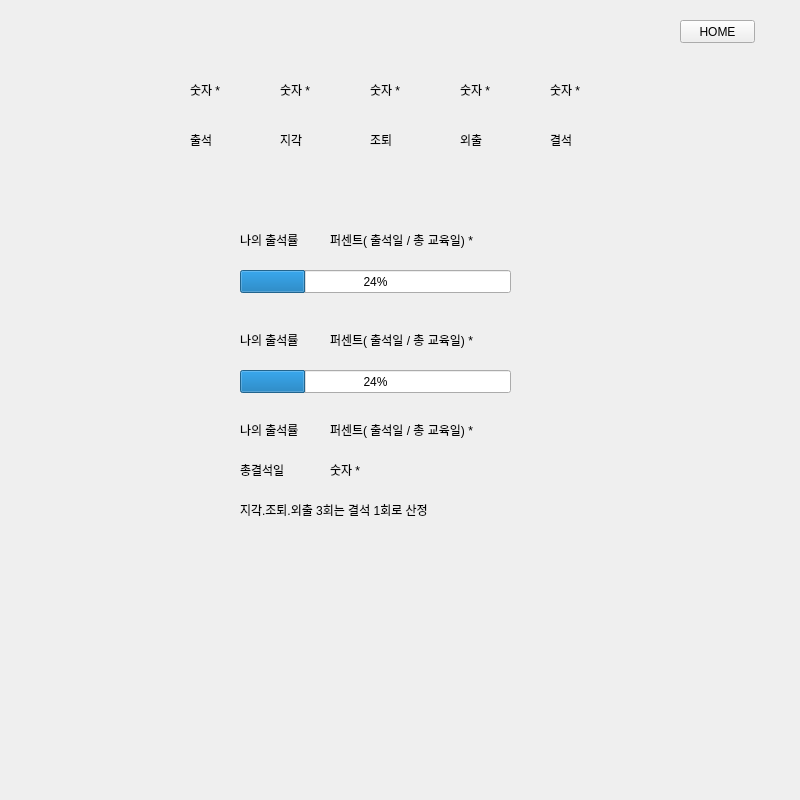
jungyeonwoo265/BeaCon, file user.ui: the form before one commit.
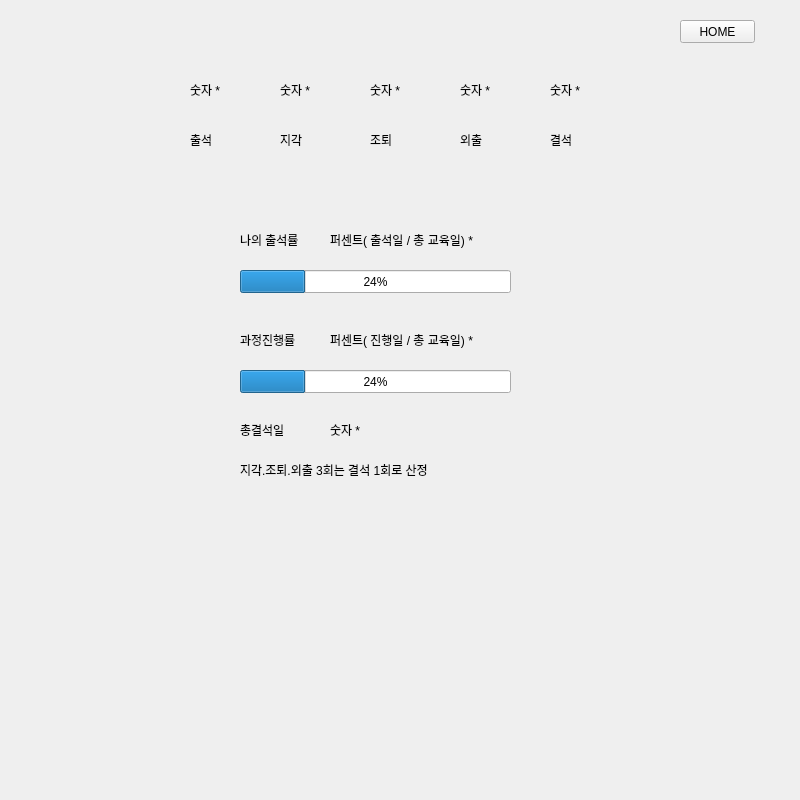
The form after the commit. The open tabs and pages were chosen to show the change.

Patch:
```diff
--- a/user.ui
+++ b/user.ui
@@ -619,7 +619,7 @@
       </rect>
      </property>
      <property name="text">
-      <string>퍼센트( 출석일 / 총 교육일) *</string>
+      <string>퍼센트( 진행일 / 총 교육일) *</string>
      </property>
     </widget>
     <widget class="QLabel" name="label_35">
@@ -632,7 +632,7 @@
       </rect>
      </property>
      <property name="text">
-      <string>나의 출석률</string>
+      <string>과정진행률</string>
      </property>
     </widget>
     <widget class="QProgressBar" name="progressBar_2">
@@ -648,37 +648,11 @@
       <number>24</number>
      </property>
     </widget>
-    <widget class="QLabel" name="label_36">
-     <property name="geometry">
-      <rect>
-       <x>240</x>
-       <y>420</y>
-       <width>70</width>
-       <height>20</height>
-      </rect>
-     </property>
-     <property name="text">
-      <string>나의 출석률</string>
-     </property>
-    </widget>
-    <widget class="QLabel" name="label_37">
-     <property name="geometry">
-      <rect>
-       <x>330</x>
-       <y>420</y>
-       <width>200</width>
-       <height>20</height>
-      </rect>
-     </property>
-     <property name="text">
-      <string>퍼센트( 출석일 / 총 교육일) *</string>
-     </property>
-    </widget>
     <widget class="QLabel" name="label_38">
      <property name="geometry">
       <rect>
        <x>240</x>
-       <y>460</y>
+       <y>420</y>
        <width>70</width>
        <height>20</height>
       </rect>
@@ -691,7 +665,7 @@
      <property name="geometry">
       <rect>
        <x>330</x>
-       <y>460</y>
+       <y>420</y>
        <width>70</width>
        <height>20</height>
       </rect>
@@ -704,7 +678,7 @@
      <property name="geometry">
       <rect>
        <x>240</x>
-       <y>500</y>
+       <y>460</y>
        <width>281</width>
        <height>20</height>
       </rect>
```
Left out of the diff: 77 changed lines with no effect on the pictures.
